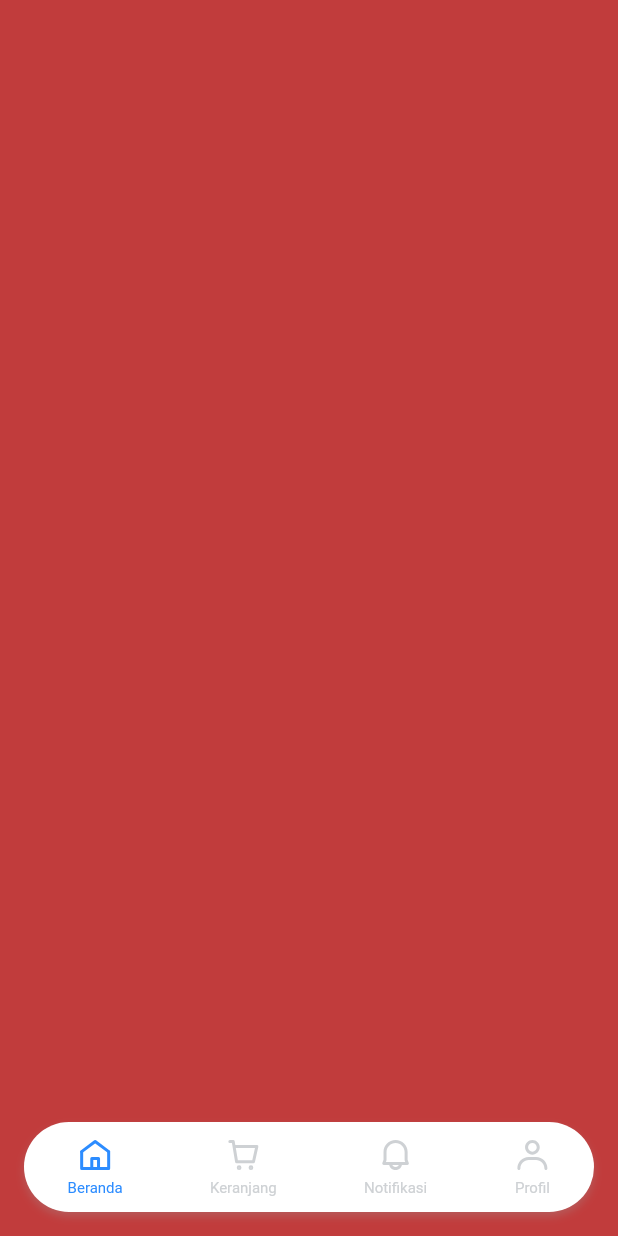
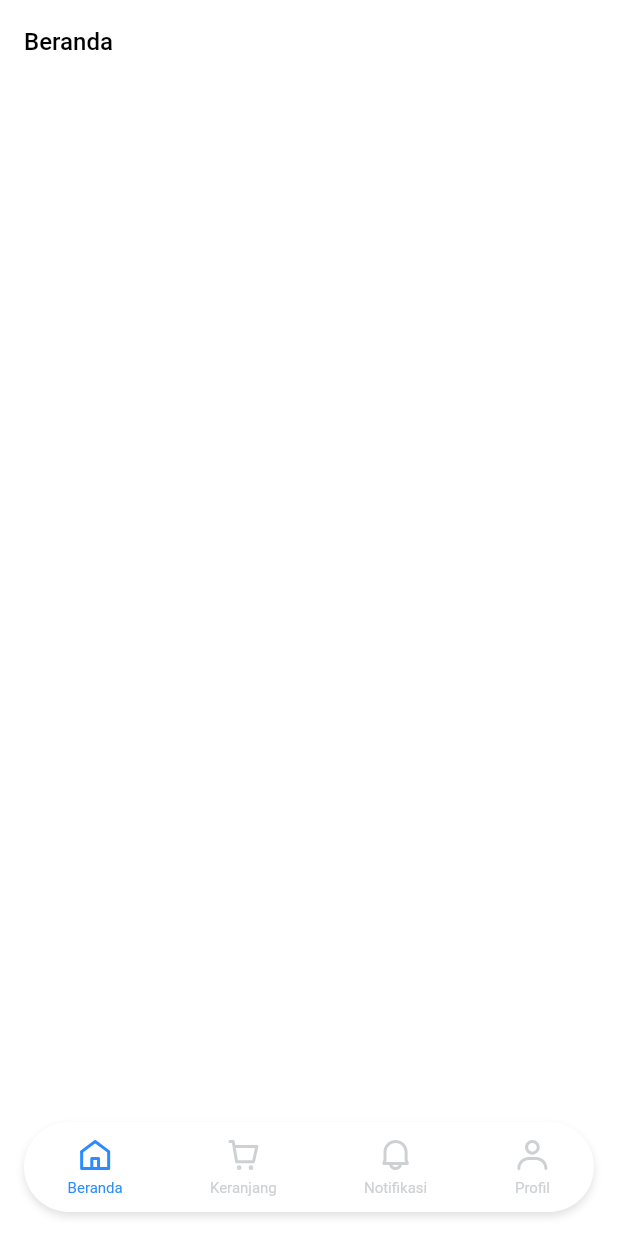
Before and after one commit to aguzri10/shopify_mobile, a Flutter app: the screen it shows after launch, on a phone screen of 412 x 824 dp. Run offline on Flutter 3.47's test engine with Material 2 defaults, Android fonts, the phone set to English and light mode, and no system bars; our stand-ins replace flutter_svg.

```diff
--- a/lib/main.dart
+++ b/lib/main.dart
@@ -11,6 +11,21 @@ class MyApp extends StatelessWidget {
       theme: ThemeData(
         primaryColor: primaryColorNormal,
         scaffoldBackgroundColor: Colors.white,
+        appBarTheme: AppBarTheme(
+          elevation: 0,
+          textTheme: TextTheme(
+            headline6: TextStyle(
+              fontSize: 16,
+              fontWeight: FontWeight.w500,
+              color: Colors.black,
+            ),
+          ),
+          color: Colors.white,
+          brightness: Brightness.light,
+          iconTheme: IconThemeData(
+            color: Colors.black,
+          ),
+        ),
         inputDecorationTheme: InputDecorationTheme(
           filled: true,
           isDense: true,
--- a/lib/views/pages/home/index.dart
+++ b/lib/views/pages/home/index.dart
@@ -1,12 +1,13 @@
 import 'package:flutter/material.dart';
-import 'package:shopify_mobile/styles/colors.dart';
 
 class HomePage extends StatelessWidget {
   const HomePage({Key key}) : super(key: key);
   @override
   Widget build(BuildContext context) {
-    return Container(
-      color: colorRed1,
+    return Scaffold(
+      appBar: AppBar(
+        title: Text('Beranda'),
+      ),
     );
   }
 }
```
Also changed, not shown: lib/views/pages/cart/index.dart (+4 -3 lines), lib/views/pages/notification/index.dart (+4 -3 lines), lib/views/pages/profile/index.dart (+4 -3 lines), lib/views/root/index.dart (+7 -1 lines).
